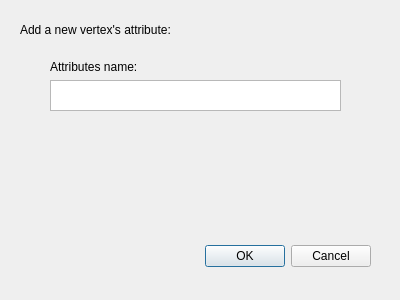
dthung1602/NetworkVisualization, file resource/gui/AddAttributesDialog.ui: the form before one commit.
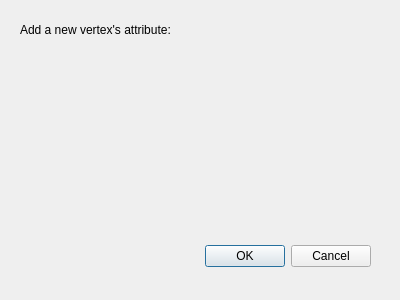
The form after the commit.

Commit message: Add VertexTab in FilterDialog

What changed in the file:
```diff
--- a/resource/gui/AddAttributesDialog.ui
+++ b/resource/gui/AddAttributesDialog.ui
@@ -51,18 +51,7 @@
      <height>51</height>
     </rect>
    </property>
-   <layout class="QVBoxLayout" name="verticalLayout">
-    <item>
-     <widget class="QLabel" name="label_2">
-      <property name="text">
-       <string>Attributes name: </string>
-      </property>
-     </widget>
-    </item>
-    <item>
-     <widget class="QTextEdit" name="textEdit"/>
-    </item>
-   </layout>
+   <layout class="QVBoxLayout" name="verticalLayout"/>
   </widget>
  </widget>
  <resources/>
```
The commit also changes 1 other file.
